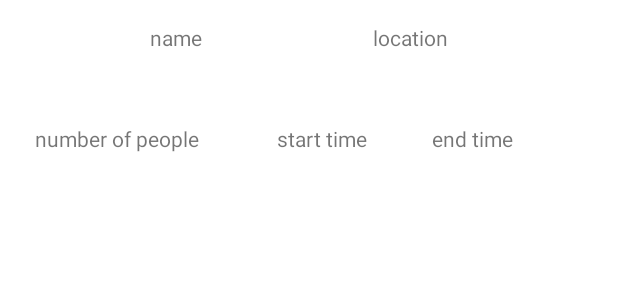
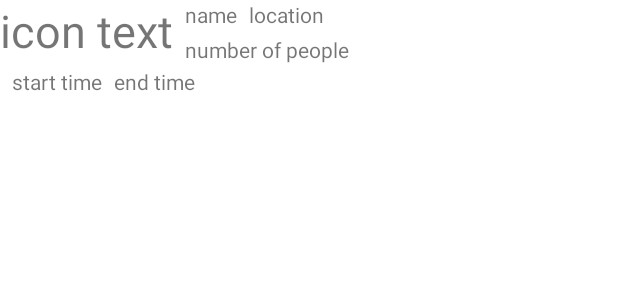
Before and after one commit to mrmandarin2002/uofthacks, an Android app: the layout layout_listtasks.xml on its own in the app's theme, with its tools: preview values and no code run, on a phone screen of 412 x 824 dp. Shown: the top 300 px of the screen. Run offline under Robolectric (Android 15) with nearby library versions, the phone set to English and light mode, and no system bars.

Commit message:
changed layout of layout_listtasks and fixed crashing

```diff
--- a/shoppingdashboardv2/app/src/main/java/com/example/shoppingdashboardv2/DashboardActivity.java
+++ b/shoppingdashboardv2/app/src/main/java/com/example/shoppingdashboardv2/DashboardActivity.java
@@ -30,11 +30,12 @@ public class DashboardActivity extends AppCompatActivity {
         // populate ArrayList here
         Date date_cur = new Date();
         TimeZone.setDefault(TimeZone.getTimeZone("America/Toronto"));
+        ArrayList<String> emptyArray = new ArrayList<>();
 
-        Task task0 = new Task("Bob", "Loblaws", date_cur, date_cur, 5);
+        Task task0 = new Task("Bob", "Loblaws", date_cur, date_cur, 5, emptyArray);
         mTasks.add(task0);
 
-        Task task1 = new Task("John Cena", "Longos", date_cur, date_cur, 21);
+        Task task1 = new Task("John Cena", "Longos", date_cur, date_cur, 21, emptyArray);
         mTasks.add(task1);
         createRecyclerView();
 
--- a/shoppingdashboardv2/app/src/main/res/layout/layout_listtasks.xml
+++ b/shoppingdashboardv2/app/src/main/res/layout/layout_listtasks.xml
@@ -1,66 +1,61 @@
 <?xml version="1.0" encoding="utf-8"?>
-<androidx.constraintlayout.widget.ConstraintLayout xmlns:android="http://schemas.android.com/apk/res/android"
+<RelativeLayout xmlns:android="http://schemas.android.com/apk/res/android"
     xmlns:app="http://schemas.android.com/apk/res-auto"
     xmlns:tools="http://schemas.android.com/tools"
-    android:id="@+id/listtasks_rv_ConLay"
+    android:id="@+id/listtasks_rv_RelLay"
     android:layout_width="match_parent"
-    android:layout_height="match_parent">
+    android:layout_height="100dp">
 
     <TextView
         android:id="@+id/task_nameTV"
         android:layout_width="wrap_content"
         android:layout_height="wrap_content"
-        android:layout_marginStart="100dp"
-        android:paddingTop="15dp"
-        android:text="name"
-        app:layout_constraintStart_toStartOf="parent" />
+        android:layout_toEndOf="@+id/iconTV"
+        android:layout_marginStart="8dp"
+        android:text="name" />
 
     <TextView
         android:id="@+id/task_locationTV"
         android:layout_width="wrap_content"
         android:layout_height="wrap_content"
-        android:paddingTop="15dp"
-        android:text="location"
-        app:layout_constraintEnd_toEndOf="parent"
-        app:layout_constraintStart_toEndOf="@+id/task_nameTV" />
+        android:layout_marginStart="8dp"
+        android:layout_toEndOf="@+id/task_nameTV"
+        android:text="location" />
 
     <TextView
         android:id="@+id/task_starttime_TV"
         android:layout_width="wrap_content"
         android:layout_height="wrap_content"
-        android:layout_marginStart="52dp"
-        android:layout_marginTop="16dp"
-        android:text="start time"
-        app:layout_constraintBottom_toBottomOf="parent"
-        app:layout_constraintStart_toEndOf="@+id/task_numpeople_TV"
-        app:layout_constraintTop_toBottomOf="@+id/task_nameTV"
-        app:layout_constraintVertical_bias="0.042" />
+        android:layout_below="@+id/iconTV"
+        android:layout_marginTop="4dp"
+        android:layout_marginStart="8dp"
+        android:text="start time" />
 
     <TextView
         android:id="@+id/task_endtime_TV"
         android:layout_width="wrap_content"
         android:layout_height="wrap_content"
-        android:layout_marginTop="16dp"
-        android:paddingRight="15dp"
-        android:text="end time"
-        app:layout_constraintBottom_toBottomOf="parent"
-        app:layout_constraintEnd_toEndOf="parent"
-        app:layout_constraintHorizontal_bias="0.442"
-        app:layout_constraintStart_toEndOf="@+id/task_starttime_TV"
-        app:layout_constraintTop_toBottomOf="@+id/task_locationTV"
-        app:layout_constraintVertical_bias="0.042" />
+        android:layout_below="@+id/iconTV"
+        android:layout_marginStart="8dp"
+        android:layout_marginTop="4dp"
+        android:layout_toEndOf="@+id/task_starttime_TV"
+        android:text="end time" />
 
     <TextView
         android:id="@+id/task_numpeople_TV"
         android:layout_width="wrap_content"
         android:layout_height="wrap_content"
+        android:layout_below="@+id/task_nameTV"
         android:layout_marginStart="8dp"
-        android:layout_marginTop="16dp"
-        android:paddingLeft="15dp"
-        android:text="number of people"
-        app:layout_constraintBottom_toBottomOf="parent"
-        app:layout_constraintStart_toStartOf="parent"
-        app:layout_constraintTop_toBottomOf="@+id/task_nameTV"
-        app:layout_constraintVertical_bias="0.042" />
+        android:layout_marginTop="4dp"
+        android:layout_toEndOf="@+id/iconTV"
+        android:text="number of people" />
 
-</androidx.constraintlayout.widget.ConstraintLayout>
+    <TextView
+        android:id="@+id/iconTV"
+        android:layout_width="wrap_content"
+        android:layout_height="wrap_content"
+        android:text="icon text"
+        android:textSize="30sp" />
+
+</RelativeLayout>
```
Also changed, not shown: shoppingdashboardv2/app/src/main/java/com/example/shoppingdashboardv2/CreateTaskFragment.java (deleted, +0 -224 lines), shoppingdashboardv2/app/src/main/java/com/example/shoppingdashboardv2/RecyclerViewAdapter.java (+9 -3 lines).
